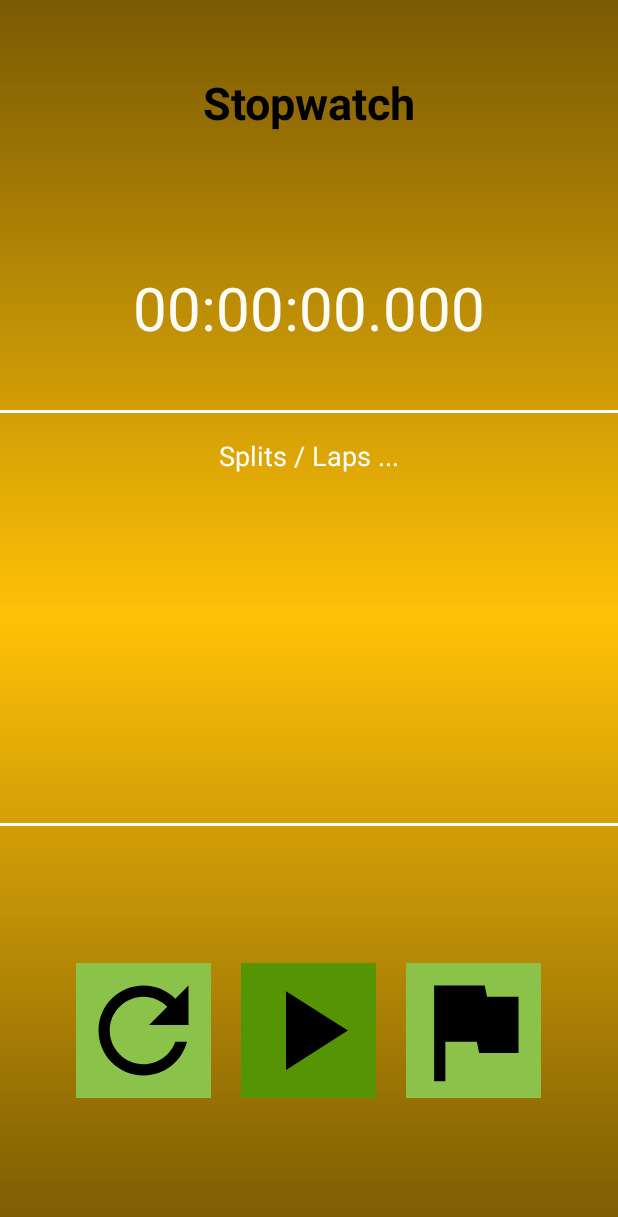
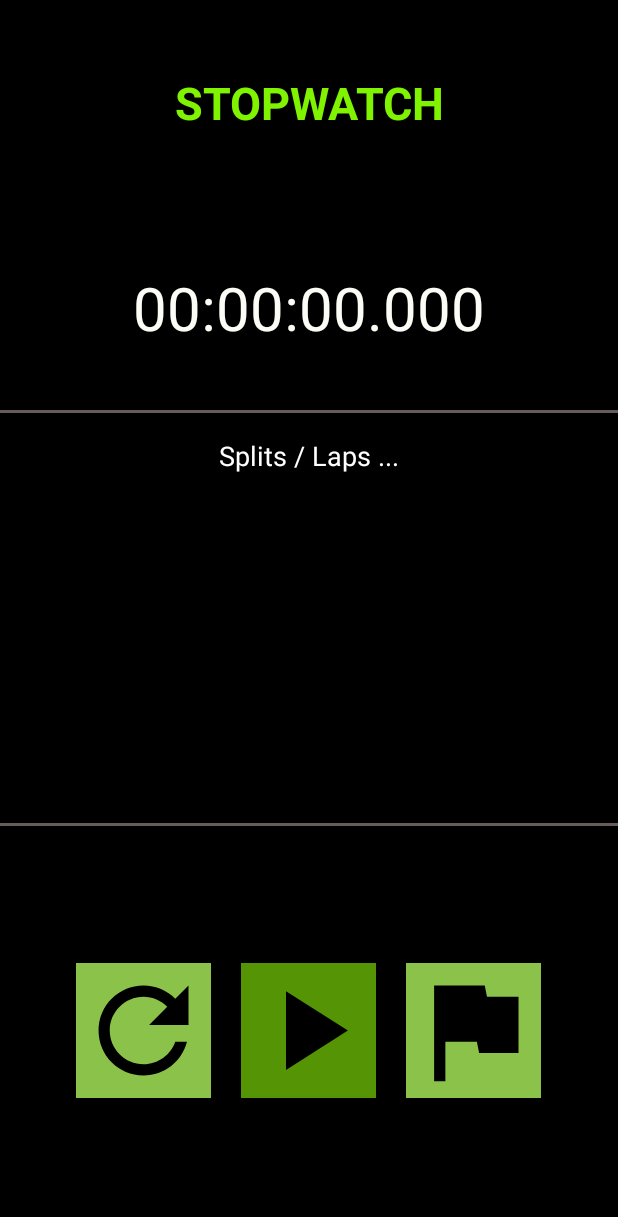
Before and after one commit to iskmz/TimeTools, an Android app: the StopwatchActivity screen opened directly, with no data from a screen before it, on a phone screen of 412 x 824 dp. Shown: the top 1217 px of the screen. Run offline under Robolectric (Android 15) with nearby library versions, the phone set to English and light mode, and no system bars.

Commit message:
finished STOPWATCH activity

```diff
--- a/app/src/main/res/drawable/back_stopwatch.xml
+++ /dev/null
@@ -1,11 +0,0 @@
-<?xml version="1.0" encoding="utf-8"?>
-<shape android:shape="rectangle" xmlns:android="http://schemas.android.com/apk/res/android">
-
-    <gradient
-            android:startColor="#7A5A04"
-            android:centerColor="#FFC107"
-            android:endColor="#7A5A04"
-            android:angle="90"
-    />
-
-</shape>
--- /dev/null
+++ b/app/src/main/res/drawable/ic_stopwatch_pause.xml
@@ -0,0 +1,9 @@
+<vector xmlns:android="http://schemas.android.com/apk/res/android"
+        android:width="24dp"
+        android:height="24dp"
+        android:viewportWidth="24.0"
+        android:viewportHeight="24.0">
+    <path
+        android:fillColor="#FF000000"
+        android:pathData="M6,19h4L10,5L6,5v14zM14,5v14h4L18,5h-4z"/>
+</vector>
--- a/app/src/main/res/layout/activity_alarm.xml
+++ b/app/src/main/res/layout/activity_alarm.xml
@@ -4,7 +4,7 @@
         android:orientation="vertical"
         android:layoutDirection="ltr"
         android:textDirection="ltr"
-        android:background="@drawable/back_alarm"
+        android:background="#000000"
         xmlns:android="http://schemas.android.com/apk/res/android">
 
 
--- a/app/src/main/res/layout/activity_clock.xml
+++ b/app/src/main/res/layout/activity_clock.xml
@@ -4,7 +4,7 @@
         android:orientation="vertical"
         android:layoutDirection="ltr"
         android:textDirection="ltr"
-        android:background="@drawable/back_clock"
+        android:background="#000000"
         xmlns:android="http://schemas.android.com/apk/res/android">
 
 
--- a/app/src/main/res/layout/activity_countdown.xml
+++ b/app/src/main/res/layout/activity_countdown.xml
@@ -4,7 +4,7 @@
         android:orientation="vertical"
         android:layoutDirection="ltr"
         android:textDirection="ltr"
-        android:background="@drawable/back_countdown"
+        android:background="#000000"
         xmlns:android="http://schemas.android.com/apk/res/android">
 
 
--- a/app/src/main/res/layout/activity_stopwatch.xml
+++ b/app/src/main/res/layout/activity_stopwatch.xml
@@ -4,7 +4,7 @@
         android:orientation="vertical"
         android:layoutDirection="ltr"
         android:textDirection="ltr"
-        android:background="@drawable/back_stopwatch"
+        android:background="#000000"
         xmlns:android="http://schemas.android.com/apk/res/android">
 
 
@@ -26,8 +26,8 @@
                 <TextView
                         android:layout_width="match_parent"
                         android:layout_height="match_parent"
-                        android:text="Stopwatch"
-                        android:textColor="#000000"
+                        android:text="STOPWATCH"
+                        android:textColor="#7FF300"
                         android:textSize="30sp"
                         android:gravity="center"
                         android:textStyle="bold"/>
@@ -54,7 +54,7 @@
         <LinearLayout
                 android:layout_width="match_parent"
                 android:layout_height="2dp"
-                android:background="#ffffff"/>
+                android:background="#665C5C"/>
 
 
 
@@ -107,7 +107,7 @@
     <LinearLayout
             android:layout_width="match_parent"
             android:layout_height="2dp"
-            android:background="#ffffff"/>
+            android:background="#665C5C"/>
 
 
     <LinearLayout
```
Also changed, not shown: app/src/main/java/com/iskandar/timetools/StopwatchActivity.kt (+99 -1 lines), app/src/main/res/drawable/back_alarm.xml (deleted, +0 -11 lines), app/src/main/res/drawable/back_clock.xml (deleted, +0 -11 lines), app/src/main/res/drawable/back_countdown.xml (deleted, +0 -11 lines).
